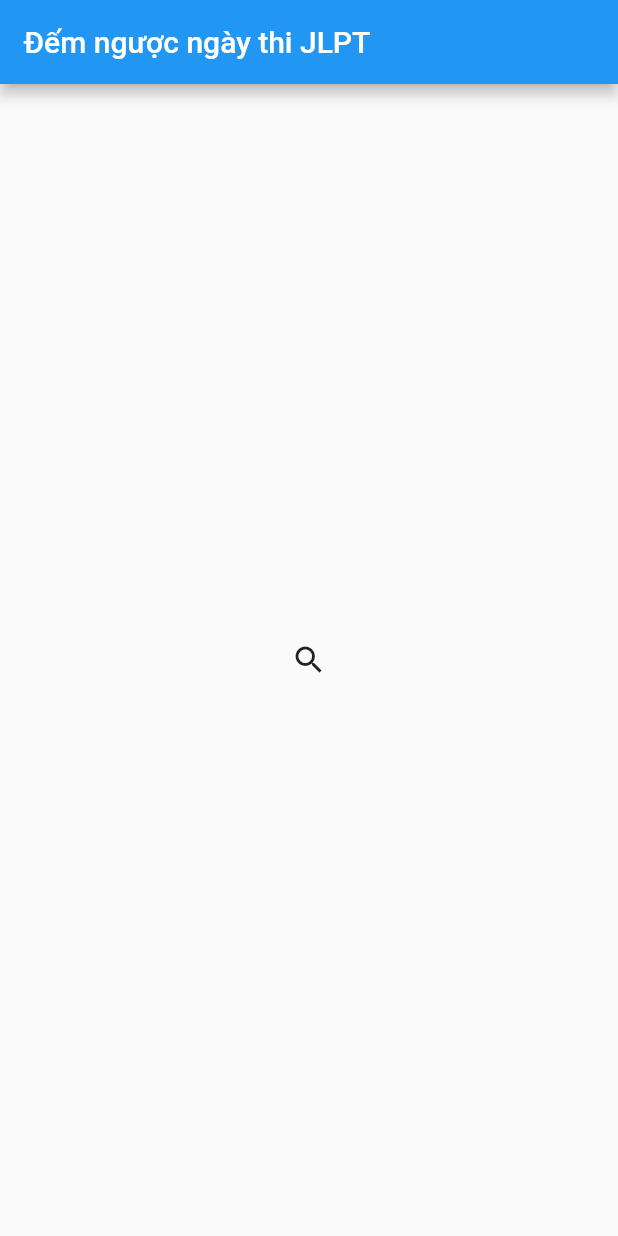
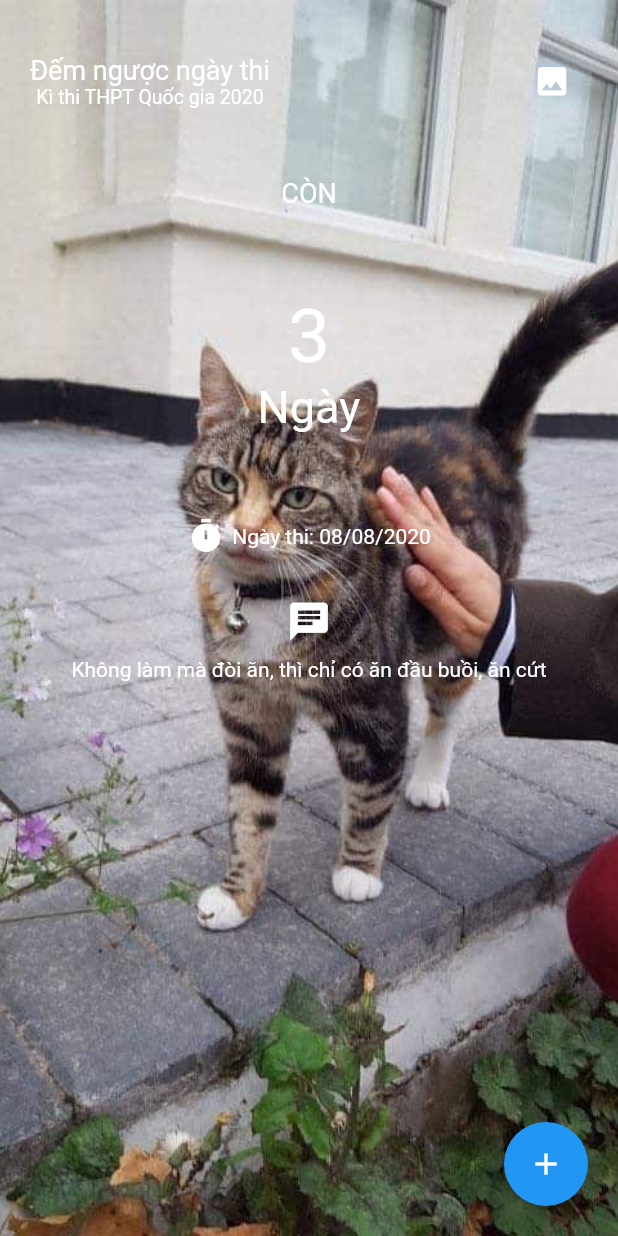
Before and after one commit to phonghoang2k/jlpt-test-date-countdown, a Flutter app: the screen it shows after launch, on a phone screen of 412 x 824 dp. Run offline on Flutter 3.47's test engine with Material 2 defaults, Android fonts, the phone set to English and light mode, and no system bars; drawn by our look-alikes of carousel_slider.

Commit message:
Hello Phong ! First Page UI

```diff
--- a/lib/main.dart
+++ b/lib/main.dart
@@ -1,5 +1,6 @@
 import 'package:flutter/material.dart';
-import 'package:jlpt_testdate_countdown/views/pages/home_page.dart';
+
+import 'views/pages/myhomepage.dart';
 
 void main() {
   runApp(MyApp());
@@ -14,6 +15,6 @@
           primarySwatch: Colors.blue,
           visualDensity: VisualDensity.adaptivePlatformDensity,
         ),
-        home: HomePage());
+        home: MyHomePage());
   }
 }
--- /dev/null
+++ b/lib/views/pages/myhomepage.dart
@@ -0,0 +1,233 @@
+import 'package:carousel_slider/carousel_controller.dart';
+import 'package:carousel_slider/carousel_slider.dart';
+import 'package:flutter/cupertino.dart';
+import 'package:flutter/material.dart';
+
+class MyHomePage extends StatefulWidget {
+  @override
+  _MyHomePageState createState() => _MyHomePageState();
+}
+
+class _MyHomePageState extends State<MyHomePage> {
+  CarouselController buttonCarouselController = CarouselController();
+  String time = "08/08/2020";
+  int imageIndex = 0;
+  List<AssetImage> imageAssetsLink = List<AssetImage>();
+
+  List<Widget> numbers = [
+    Column(
+      mainAxisAlignment: MainAxisAlignment.center,
+      children: <Widget>[
+        Text(
+          "1",
+          style: TextStyle(color: Colors.white, fontSize: 50),
+        ),
+        Text(
+          "Ngày",
+          style: TextStyle(color: Colors.white, fontSize: 30),
+        ),
+      ],
+    ),
+    Column(
+      mainAxisAlignment: MainAxisAlignment.center,
+      children: <Widget>[
+        Text(
+          "2",
+          style: TextStyle(color: Colors.white, fontSize: 50),
+        ),
+        Text(
+          "Ngày",
+          style: TextStyle(color: Colors.white, fontSize: 30),
+        ),
+      ],
+    ),
+    Column(
+      mainAxisAlignment: MainAxisAlignment.center,
+      children: <Widget>[
+        Text(
+          "3",
+          style: TextStyle(color: Colors.white, fontSize: 50),
+        ),
+        Text(
+          "Ngày",
+          style: TextStyle(color: Colors.white, fontSize: 30),
+        ),
+      ],
+    ),
+    Column(
+      mainAxisAlignment: MainAxisAlignment.center,
+      children: <Widget>[
+        Text(
+          "4",
+          style: TextStyle(color: Colors.white, fontSize: 50),
+        ),
+        Text(
+          "Ngày",
+          style: TextStyle(color: Colors.white, fontSize: 30),
+        ),
+      ],
+    ),
+    Column(
+      mainAxisAlignment: MainAxisAlignment.center,
+      children: <Widget>[
+        Text(
+          "5",
+          style: TextStyle(color: Colors.white, fontSize: 50),
+        ),
+        Text(
+          "Ngày",
+          style: TextStyle(color: Colors.white, fontSize: 30),
+        ),
+      ],
+    ),
+    Column(
+      mainAxisAlignment: MainAxisAlignment.center,
+      children: <Widget>[
+        Text(
+          "6",
+          style: TextStyle(color: Colors.white, fontSize: 50),
+        ),
+        Text(
+          "Ngày",
+          style: TextStyle(color: Colors.white, fontSize: 30),
+        ),
+      ],
+    ),
+  ];
+
+  @override
+  void initState() {
+    // TODO: implement initState
+    super.initState();
+    imageAssetsLink = [
+      AssetImage(
+        "assets/meo1.jpg",
+      ),
+      AssetImage(
+        "assets/meo2.jpg",
+      ),
+    ];
+  }
+
+  @override
+  Widget build(BuildContext context) {
+    return Scaffold(
+      body: Stack(children: <Widget>[
+        Container(
+          decoration: BoxDecoration(
+            image: DecorationImage(
+              image: imageAssetsLink[imageIndex],
+              fit: BoxFit.cover,
+            ),
+          ),
+        ),
+        Container(
+          width: MediaQuery.of(context).size.width - 20,
+          height: MediaQuery.of(context).size.height - 20,
+          alignment: Alignment.bottomRight,
+          child: FloatingActionButton(onPressed: (){}, child: Icon(Icons.add,color: Colors.white,))
+        ),
+        Container(
+          width: MediaQuery.of(context).size.width,
+          height: MediaQuery.of(context).size.height,
+          child: Column(
+            children: <Widget>[
+              SizedBox(height: 30),
+              Row(
+                children: <Widget>[
+                  SizedBox(width: 20),
+                  Column(
+                    children: <Widget>[
+                      Text(
+                        "Đếm ngược ngày thi",
+                        style: TextStyle(
+                          fontSize: 18,
+                          color: Colors.white,
+                        ),
+                      ),
+                      Text(
+                        "Kì thi THPT Quốc gia 2020",
+                        style: TextStyle(color: Colors.white, fontSize: 13),
+                      ),
+                    ],
+                  ),
+                  Expanded(child: SizedBox()),
+                  IconButton(
+                      icon: Icon(
+                        Icons.image,
+                        color: Colors.white,
+                        size: 25,
+                      ),
+                      onPressed: () {
+                        setState(() {
+                          if (imageIndex < imageAssetsLink.length - 1) {
+                            imageIndex++;
+                          } else if (imageIndex == imageAssetsLink.length - 1) {
+                            imageIndex = 0;
+                          }
+                        });
+                      }),
+                  SizedBox(width: 20),
+                ],
+              ),
+              SizedBox(height: 20),
+              Container(
+                child: Column(
+                  children: <Widget>[
+                    SizedBox(
+                      height: 20,
+                    ),
+                    Text(
+                      "CÒN",
+                      style: TextStyle(
+                        fontSize: 18,
+                        color: Colors.white,
+                      ),
+                    ),
+                    CarouselSlider(
+                      items: numbers,
+                      carouselController: buttonCarouselController,
+                      options: CarouselOptions(
+                        autoPlay: false,
+                        enlargeCenterPage: true,
+                        viewportFraction: 0.9,
+                        aspectRatio: 2.0,
+                        initialPage: 2,
+                      ),
+                    ),
+                    Row(
+                        mainAxisAlignment: MainAxisAlignment.center,
+                        children: <Widget>[
+                          Icon(Icons.timer, color: Colors.white, size: 25),
+                          SizedBox(width: 5),
+                          Text(
+                            "Ngày thi: $time",
+                            style: TextStyle(color: Colors.white),
+                          ),
+                        ]),
+                    SizedBox(
+                      height: 20,
+                    ),
+                    IconButton(
+                      icon: Icon(
+                        Icons.chat,
+                        color: Colors.white,
+                        size: 30,
+                      ),
+                      onPressed: () {},
+                    ),
+                    Text(
+                      "Không làm mà đòi ăn, thì chỉ có ăn đầu buồi, ăn cứt",
+                      textAlign: TextAlign.center,
+                      style: TextStyle(color: Colors.white),
+                    ),
+                  ],
+                ),
+              ),
+            ],
+          ),
+        ),
+      ]),
+    );
+  }
+}
--- a/pubspec.yaml
+++ b/pubspec.yaml
@@ -30,6 +30,7 @@
   cupertino_icons: ^0.1.3
   bloc: ^4.0.0
   flutter_bloc: ^4.0.0
+  carousel_slider: ^2.1.0
 
 dev_dependencies:
   flutter_test:
```
Also changed, not shown: assets/meo1.jpg (added), assets/meo2.jpg (added), pubspec.lock.
